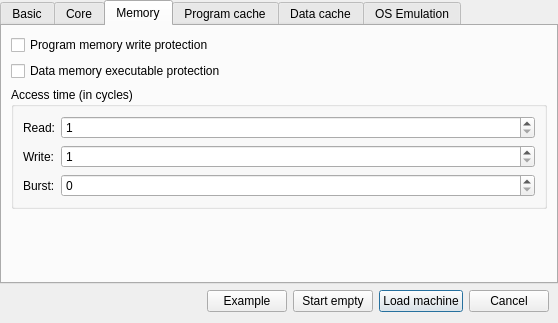
Qt form src/gui/dialogs/new/NewDialog.ui (cvut/qtrvsim) before a commit.
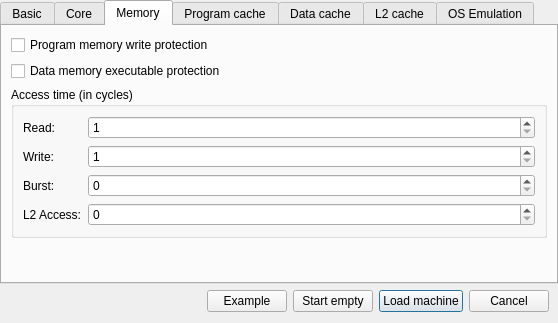
The same form after that commit. The open tabs and pages were chosen to show the change.

Commit message: Machine and GUI: simple level 2 cache implementation.

The edit to the form file:
```diff
--- a/src/gui/dialogs/new/NewDialog.ui
+++ b/src/gui/dialogs/new/NewDialog.ui
@@ -275,6 +275,23 @@
             </property>
            </widget>
           </item>
+          <item row="3" column="0">
+           <widget class="QLabel" name="label_level2">
+            <property name="text">
+             <string>L2 Access:</string>
+            </property>
+           </widget>
+          </item>
+          <item row="3" column="1">
+           <widget class="QSpinBox" name="mem_time_level2">
+            <property name="minimum">
+             <number>0</number>
+            </property>
+            <property name="maximum">
+             <number>999999999</number>
+            </property>
+           </widget>
+          </item>
          </layout>
         </widget>
        </item>
@@ -303,6 +320,11 @@
        <string>Data cache</string>
       </attribute>
      </widget>
+     <widget class="QWidget" name="tab_cache_level2">
+      <attribute name="title">
+       <string>L2 cache</string>
+      </attribute>
+     </widget>
      <widget class="QWidget" name="tab_os_emulation">
       <property name="enabled">
        <bool>true</bool>
```
The commit also changes 10 other files.
